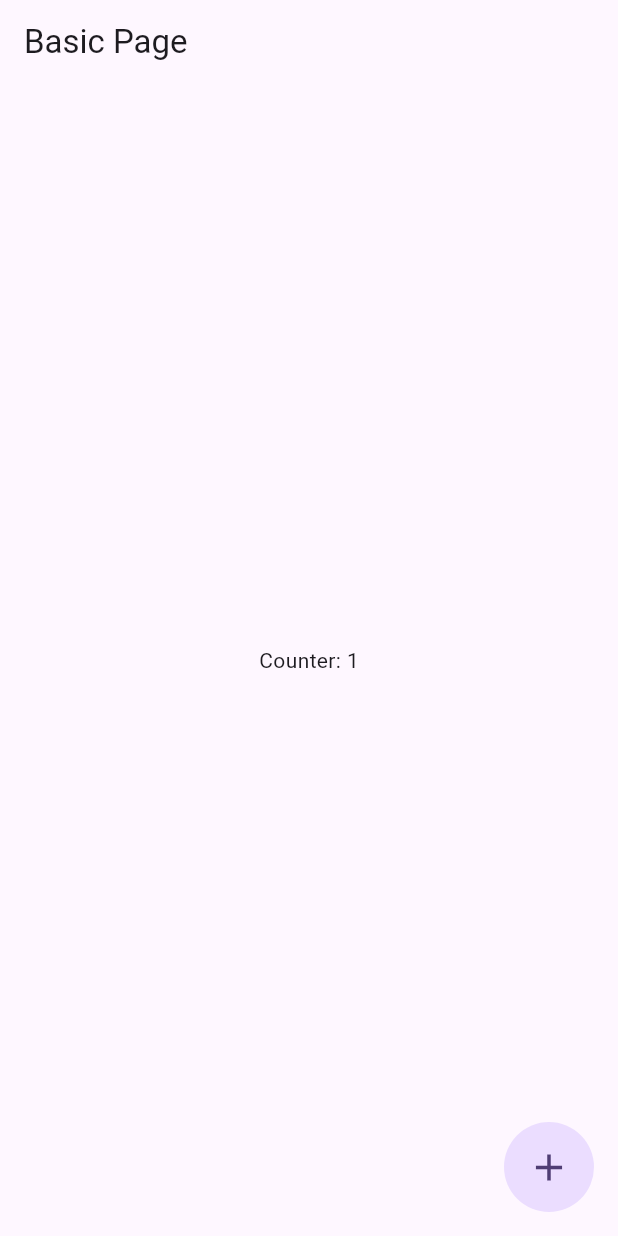
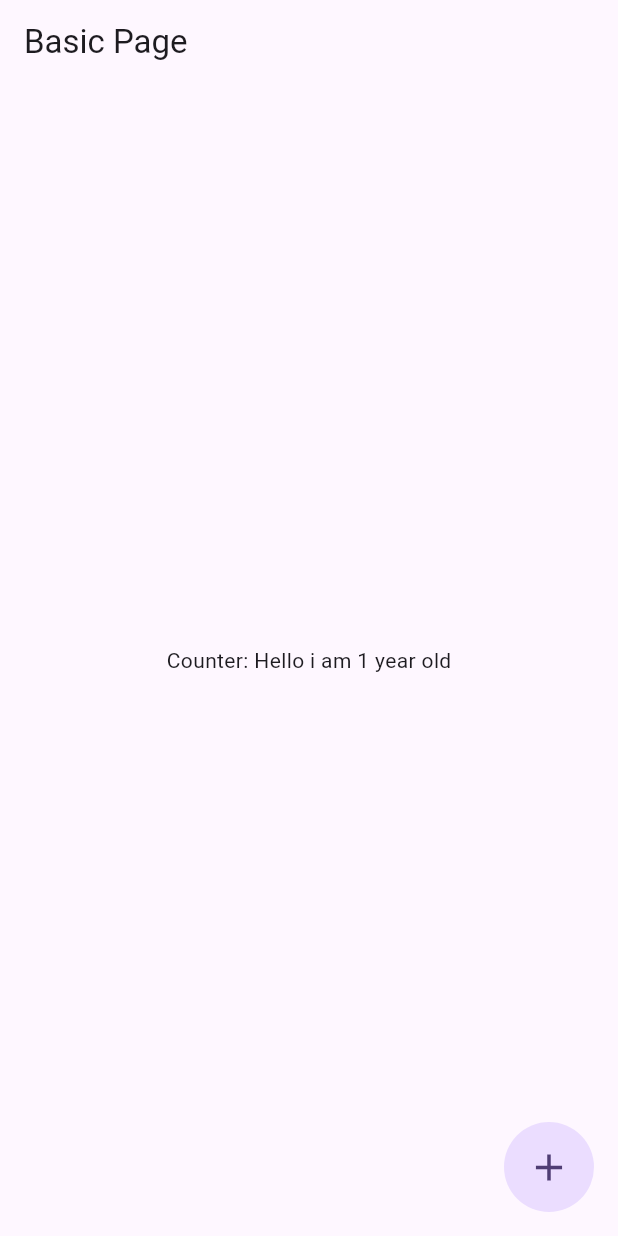
Before and after one commit to mukhtar-ahmed/Riverpod_Learning, a Flutter app: the BasicPage screen opened directly, after a tap on the "add" icon, on a phone screen of 412 x 824 dp. Run offline on Flutter 3.47's test engine with Material 3 defaults, Android fonts, the light colour scheme and no system bars; our stand-ins replace dio, equatable, flutter_riverpod, freezed_annotation, riverpod_annotation; generated files the repository leaves out were written again.

Commit message:
feat: Add Riverpod state provider with age computation

```diff
--- a/state_provider/lib/basic/basic_page.dart
+++ b/state_provider/lib/basic/basic_page.dart
@@ -7,7 +7,7 @@ class BasicPage extends ConsumerWidget {
 
   @override
   Widget build(BuildContext context, WidgetRef ref) {
-    final counterProvider = ref.watch(basicProvider);
+    final counterProvider = ref.watch(ageProvider);
     return Scaffold(
       appBar: AppBar(title: Text("Basic Page")),
       body: Center(child: Text("Counter: $counterProvider")),
--- a/state_provider/lib/basic/basic_provider.dart
+++ b/state_provider/lib/basic/basic_provider.dart
@@ -1,5 +1,19 @@
 import 'package:flutter_riverpod/flutter_riverpod.dart';
+import 'package:riverpod_annotation/riverpod_annotation.dart';
+part 'basic_provider.g.dart';
 
 final basicProvider = StateProvider<int>((ref) {
+  ref.onDispose(() {
+    print("Basic State Provider Dispose");
+  });
   return 0;
 });
+
+@Riverpod(keepAlive: true)
+String age(ref) {
+  ref.onDispose(() {
+    print("Basic age State Provider Dispose");
+  });
+  final age = ref.watch(basicProvider);
+  return "Hello i am $age year old";
+}
--- a/state_provider/pubspec.yaml
+++ b/state_provider/pubspec.yaml
@@ -48,6 +48,7 @@ dev_dependencies:
   # rules and activating additional ones.
   flutter_lints: ^5.0.0
   build_runner: ^2.4.15
+  riverpod_generator: ^2.6.5
 
 # For information on the generic Dart part of this file, see the
 # following page: https://dart.dev/tools/pub/pubspec
```
Also changed, not shown: state_provider/lib/basic/basic_provider.g.dart (added), state_provider/pubspec.lock.
